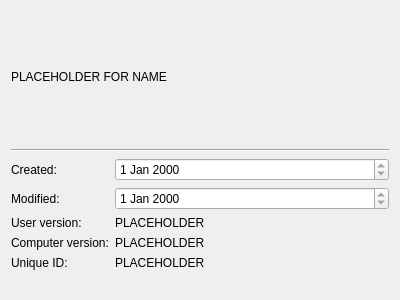
Above: src/admc/tabs/general_policy_tab.ui from altlinux/admc before the change. Below: the same form after it.
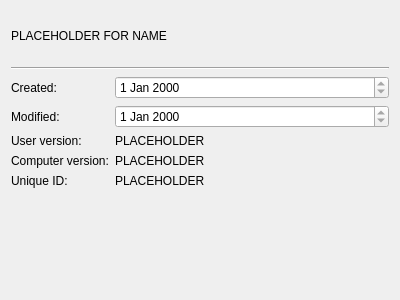
That is the form after the change.

Commit message: Fix property tabs sizePolicy with maximum vertical size 50.

Diff of the .ui file:
```diff
--- a/src/admc/tabs/general_policy_tab.ui
+++ b/src/admc/tabs/general_policy_tab.ui
@@ -16,6 +16,18 @@
   <layout class="QVBoxLayout" name="verticalLayout">
    <item>
     <widget class="QLabel" name="name_label">
+     <property name="sizePolicy">
+      <sizepolicy hsizetype="Preferred" vsizetype="Preferred">
+       <horstretch>0</horstretch>
+       <verstretch>0</verstretch>
+      </sizepolicy>
+     </property>
+     <property name="maximumSize">
+      <size>
+       <width>16777215</width>
+       <height>50</height>
+      </size>
+     </property>
      <property name="text">
       <string notr="true">PLACEHOLDER FOR NAME</string>
      </property>
```
The commit also changes 6 other files.
